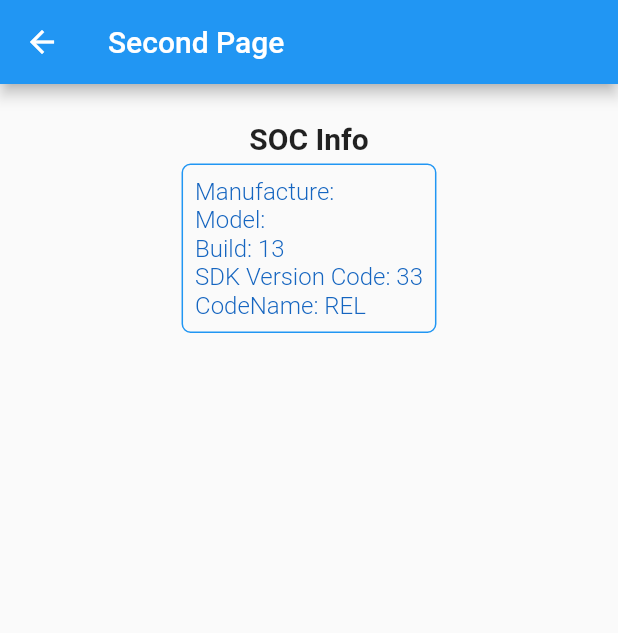
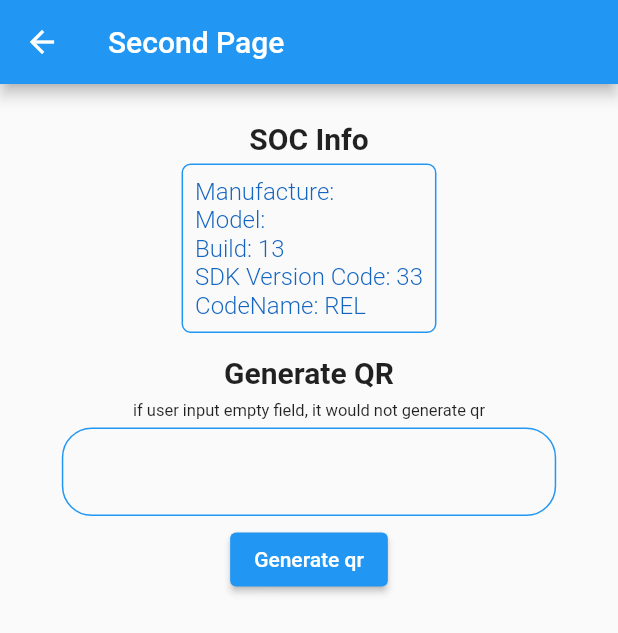
Before and after one commit to DiftaFitrahul/challenge_test, a Flutter app: the SecondPage screen opened by its route, on a phone screen of 412 x 824 dp. Shown: the top 633 px of the screen. Run offline on Flutter 3.47's test engine with Material 2 defaults, Android fonts, the phone set to English and light mode, and no system bars; our stand-ins replace device_info_plus, flutter_login, flutter_riverpod, geolocator, get, hive and 4 more; missing offline and left inert: battery_info; accounts and stored records are empty.

Commit message:
feat: finish generate qr code based on input user

```diff
--- a/lib/getx/second_page/second_page_controller.dart
+++ b/lib/getx/second_page/second_page_controller.dart
@@ -1,4 +1,5 @@
 import 'package:device_info_plus/device_info_plus.dart';
+import 'package:flutter/widgets.dart';
 import 'package:get/get.dart';
 import 'package:synapsis_intern/data/models/second_page/soc_info.dart';
 
@@ -6,6 +7,8 @@ class SecondPageController extends GetxController {
   RxBool data = false.obs;
   DeviceInfoPlugin deviceInfoPlugin = DeviceInfoPlugin();
   Rx<SOCInfoModel> socModel = SOCInfoModel().obs;
+  Rx<TextEditingController> controller = TextEditingController().obs;
+  RxString dataQR = ''.obs;
 
   @override
   void onInit() async {
--- a/lib/presentation/screens/second_page/second_page.dart
+++ b/lib/presentation/screens/second_page/second_page.dart
@@ -1,6 +1,7 @@
 import 'package:flutter/material.dart';
 import 'package:flutter/widgets.dart';
 import 'package:get/get.dart';
+import 'package:qr_flutter/qr_flutter.dart';
 import 'package:synapsis_intern/getx/second_page/second_page_controller.dart';
 
 class SecondPage extends StatelessWidget {
@@ -43,6 +44,55 @@ class SecondPage extends StatelessWidget {
                   ),
                 ),
               ),
+              const Padding(
+                padding: EdgeInsets.only(top: 15, bottom: 5),
+                child: Text(
+                  'Generate QR',
+                  style: TextStyle(fontSize: 20, fontWeight: FontWeight.bold),
+                ),
+              ),
+              const Padding(
+                padding: EdgeInsets.only(top: 2, bottom: 5),
+                child: Text(
+                  'if user input empty field, it would not generate qr',
+                  style: TextStyle(fontSize: 11, fontWeight: FontWeight.w400),
+                ),
+              ),
+              SizedBox(
+                width: MediaQuery.sizeOf(context).width * 0.8,
+                child: TextField(
+                  controller: secondPageController.controller.value,
+                  decoration: InputDecoration(
+                    enabledBorder: OutlineInputBorder(
+                      borderRadius: BorderRadius.circular(20),
+                      borderSide:
+                          const BorderSide(width: 1, color: Colors.blue),
+                    ),
+                    focusedBorder: OutlineInputBorder(
+                      borderRadius: BorderRadius.circular(20),
+                      borderSide:
+                          const BorderSide(width: 1, color: Colors.blue),
+                    ),
+                  ),
+                ),
+              ),
+              const SizedBox(
+                height: 5,
+              ),
+              ElevatedButton(
+                  onPressed: () {
+                    secondPageController.dataQR.value =
+                        secondPageController.controller.value.text;
+                  },
+                  child: const Text('Generate qr')),
+              Obx(() => secondPageController.dataQR.value.isEmpty
+                  ? Container()
+                  : QrImageView(
+                      data: secondPageController.dataQR.value,
+                      version: 10,
+                      size: 320,
+                      gapless: false,
+                    ))
             ],
           ),
         ),
--- a/pubspec.yaml
+++ b/pubspec.yaml
@@ -20,6 +20,7 @@ dependencies:
   hive_flutter: ^1.1.0
   intl: ^0.18.1
   permission_handler: ^10.4.3
+  qr_flutter: ^4.1.0
   sensors_plus: ^3.0.3
 
 dev_dependencies:
```
Also changed, not shown: pubspec.lock.
